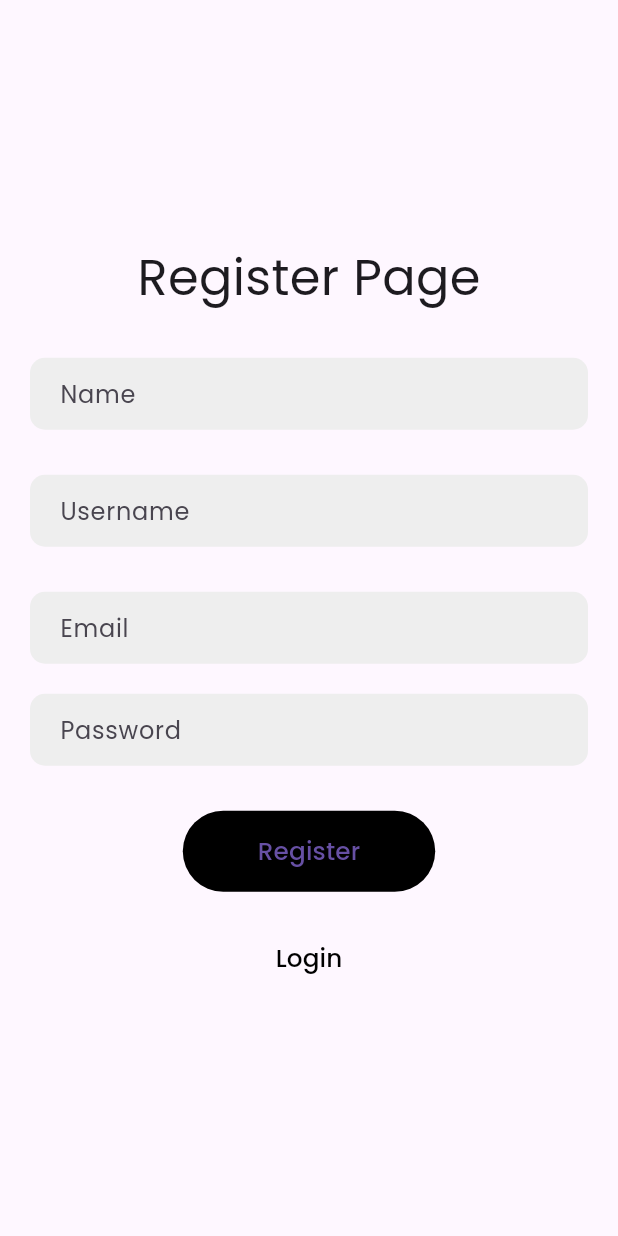
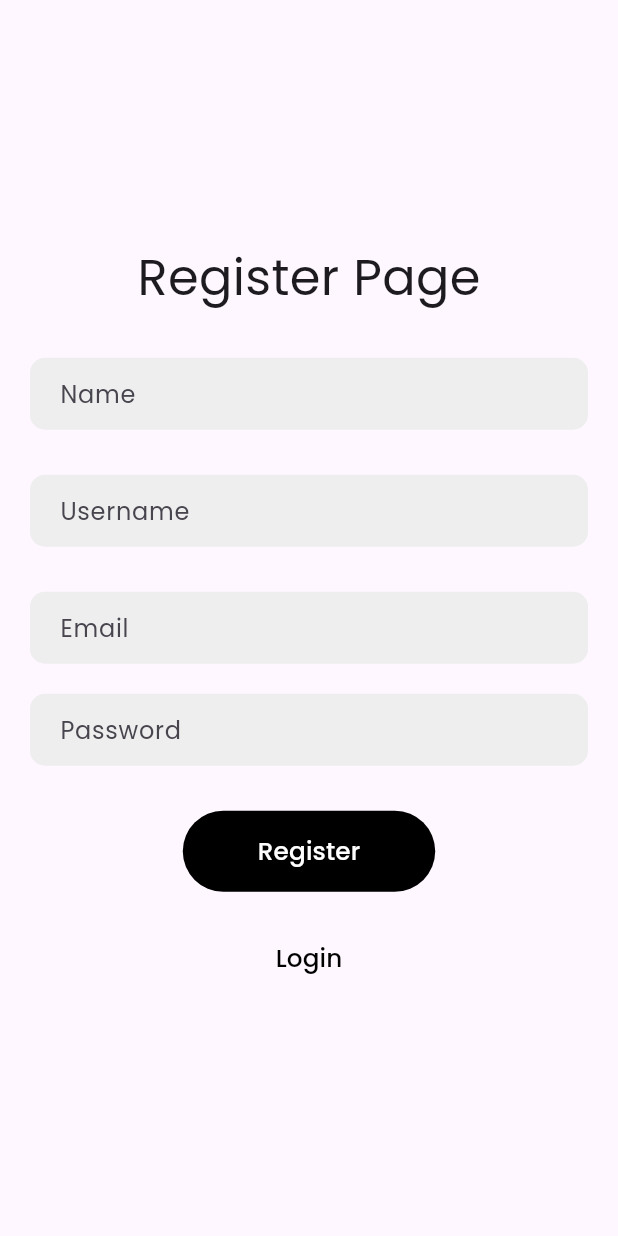
Before and after one commit to Azixe/TubesABP, a Flutter app: the RegisterPage screen opened directly, on a phone screen of 412 x 824 dp. Run offline on Flutter 3.47's test engine with Material 3 defaults, Android fonts, the phone set to English and light mode, and no system bars; our stand-ins replace get, get_storage, google_fonts; accounts and stored records are empty.

Commit message:
Register font color revised

```diff
--- a/forumapp/lib/views/register_page.dart
+++ b/forumapp/lib/views/register_page.dart
@@ -100,7 +100,7 @@ Widget build(BuildContext context) {
                       : Text(
                           'Register',
                           style: GoogleFonts.poppins(
-                            fontSize: size * 0.040,
+                            fontSize: size * 0.040, color: Colors.white
                           ),
                         );
                 }),
```
